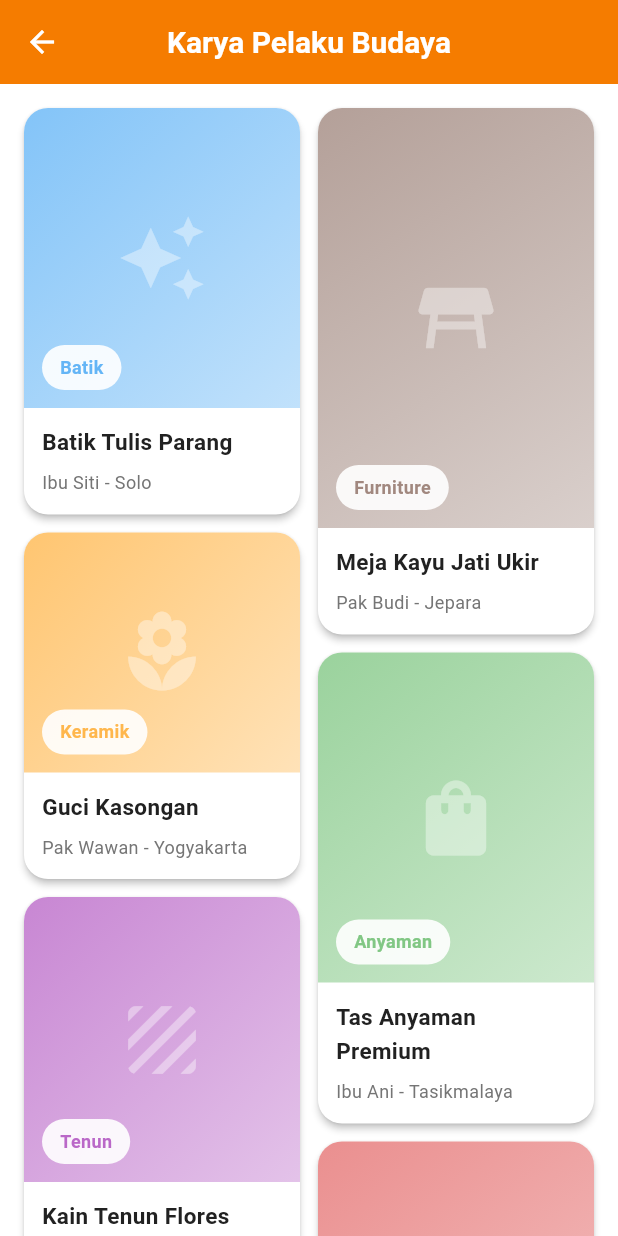
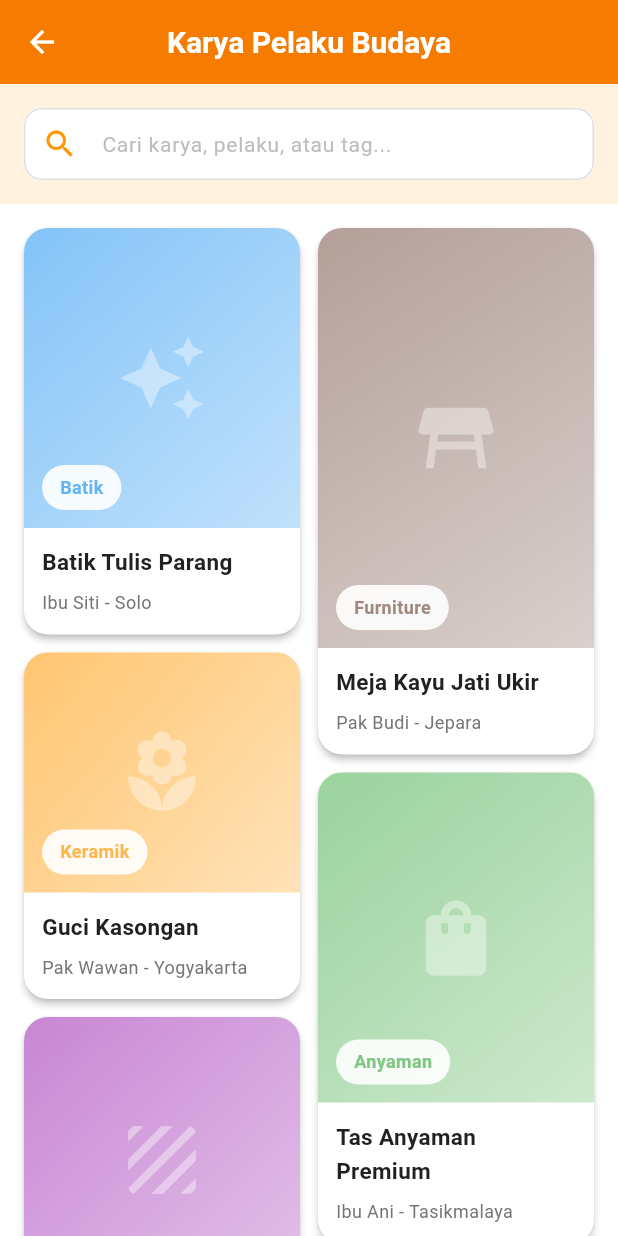
Before and after one commit to Fidhlah/BudayaGo, a Flutter app: the KaryaScreen screen opened directly, on a phone screen of 412 x 824 dp. Run offline on Flutter 3.47's test engine with Material 3 defaults, Android fonts, the phone set to English and light mode, and no system bars; our stand-ins replace flutter_dotenv, geolocator, permission_handler, supabase_flutter; missing offline and left inert: mobile_scanner; accounts and stored records are empty; statements that could not run were skipped.

Commit message:
search karya

```diff
--- a/lib/screens/karya/karya_screen.dart
+++ b/lib/screens/karya/karya_screen.dart
@@ -1,8 +1,22 @@
 import 'package:flutter/material.dart';
 import 'umkm_detail_screen.dart';
 
-class KaryaScreen extends StatelessWidget {
+class KaryaScreen extends StatefulWidget {
   const KaryaScreen({Key? key}) : super(key: key);
+
+  @override
+  State<KaryaScreen> createState() => _KaryaScreenState();
+}
+
+class _KaryaScreenState extends State<KaryaScreen> {
+  String _searchQuery = '';
+  final TextEditingController _searchController = TextEditingController();
+
+  @override
+  void dispose() {
+    _searchController.dispose();
+    super.dispose();
+  }
 
   @override
   Widget build(BuildContext context) {
@@ -88,13 +102,112 @@ class KaryaScreen extends StatelessWidget {
         backgroundColor: Colors.orange.shade700,
         elevation: 0,
       ),
-      body: SingleChildScrollView(
-        child: Padding(
-          padding: const EdgeInsets.all(16.0),
-          child: _buildMasonryLayout(context, karyaItems),
-        ),
+      body: Column(
+        children: [
+          // Search bar
+          Container(
+            padding: const EdgeInsets.all(16.0),
+            color: Colors.orange.shade50,
+            child: TextField(
+              controller: _searchController,
+              decoration: InputDecoration(
+                hintText: 'Cari karya, pelaku, atau tag...',
+                prefixIcon: const Icon(Icons.search, color: Colors.orange),
+                suffixIcon:
+                    _searchQuery.isNotEmpty
+                        ? IconButton(
+                          icon: const Icon(Icons.clear, color: Colors.orange),
+                          onPressed: () {
+                            setState(() {
+                              _searchController.clear();
+                              _searchQuery = '';
+                            });
+                          },
+                        )
+                        : null,
+                filled: true,
+                fillColor: Colors.white,
+                border: OutlineInputBorder(
+                  borderRadius: BorderRadius.circular(30),
+                  borderSide: BorderSide.none,
+                ),
+                contentPadding: const EdgeInsets.symmetric(
+                  horizontal: 20,
+                  vertical: 12,
+                ),
+              ),
+              onChanged: (value) {
+                setState(() {
+                  _searchQuery = value.toLowerCase();
+                });
+              },
+            ),
+          ),
+          // Content
+          Expanded(
+            child:
+                _getFilteredItems(karyaItems).isEmpty
+                    ? Center(
+                      child: Column(
+                        mainAxisAlignment: MainAxisAlignment.center,
+                        children: [
+                          Icon(
+                            Icons.search_off,
+                            size: 64,
+                            color: Colors.grey.shade400,
+                          ),
+                          const SizedBox(height: 16),
+                          Text(
+                            'Tidak ada karya yang ditemukan',
+                            style: TextStyle(
+                              fontSize: 16,
+                              color: Colors.grey.shade600,
+                            ),
+                          ),
+                          const SizedBox(height: 8),
+                          Text(
+                            'Coba kata kunci lain',
+                            style: TextStyle(
+                              fontSize: 14,
+                              color: Colors.grey.shade500,
+                            ),
+                          ),
+                        ],
+                      ),
+                    )
+                    : SingleChildScrollView(
+                      child: Padding(
+                        padding: const EdgeInsets.all(16.0),
+                        child: _buildMasonryLayout(
+                          context,
+                          _getFilteredItems(karyaItems),
+                        ),
+                      ),
+                    ),
+          ),
+        ],
       ),
     );
+  }
+
+  List<Map<String, dynamic>> _getFilteredItems(
+    List<Map<String, dynamic>> items,
+  ) {
+    if (_searchQuery.isEmpty) {
+      return items;
+    }
+
+    return items.where((item) {
+      final name = (item['name'] as String).toLowerCase();
+      final creator = (item['creator'] as String).toLowerCase();
+      final tag = (item['tag'] as String).toLowerCase();
+      final umkm = (item['umkm'] as String).toLowerCase();
+
+      return name.contains(_searchQuery) ||
+          creator.contains(_searchQuery) ||
+          tag.contains(_searchQuery) ||
+          umkm.contains(_searchQuery);
+    }).toList();
   }
 
   Widget _buildMasonryLayout(
```
